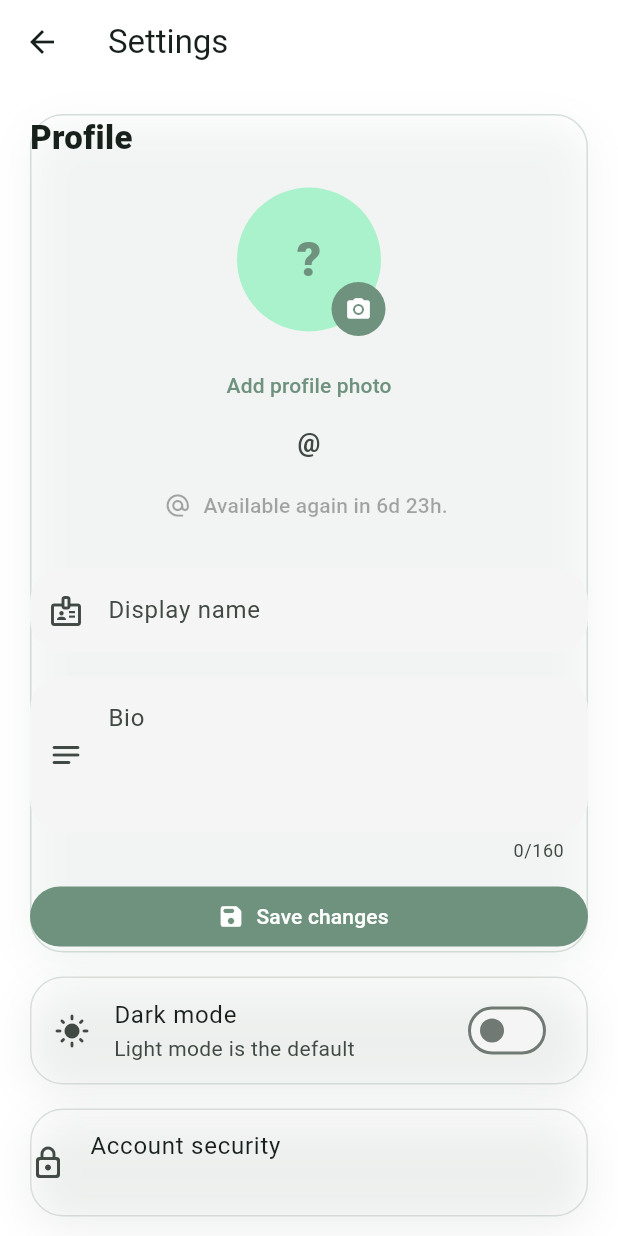
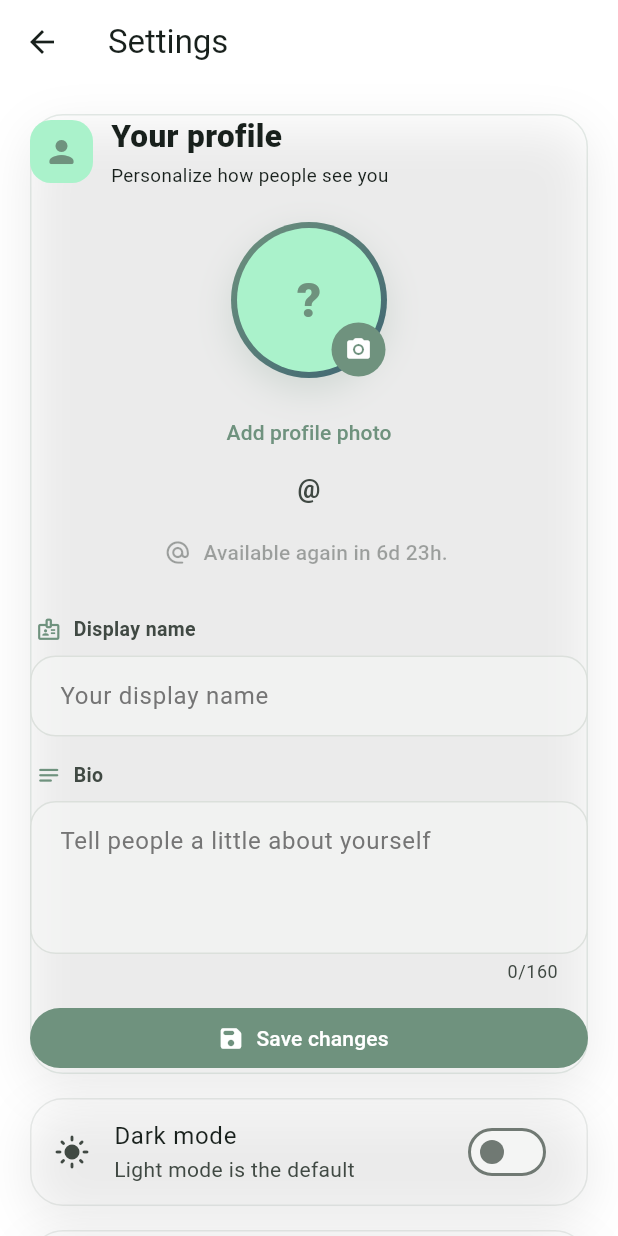
Before and after one commit to Vedant2402/ConnectUs, a Flutter app: the SettingsScreen screen opened directly, on a phone screen of 412 x 824 dp. Run offline on Flutter 3.47's test engine with Material 3 defaults, Android fonts, the phone set to English and light mode, and no system bars; our stand-ins replace firebase_core, firebase_crashlytics, firebase_messaging, flutter_dotenv, image_picker, supabase_flutter; missing offline and left inert: crop_your_image, liquid_glass_widgets; accounts and stored records are empty; network calls fail.

Commit message:
Modernize profile settings design

```diff
--- a/connectus_app/lib/features/settings/presentation/settings_screen.dart
+++ b/connectus_app/lib/features/settings/presentation/settings_screen.dart
@@ -406,13 +406,13 @@ class _SettingsScreenState extends State<SettingsScreen> {
       decoration: BoxDecoration(
         borderRadius: BorderRadius.circular(22),
         border: Border.all(
-          color: tint.withValues(alpha: highlighted ? 0.28 : 0.18),
+          color: tint.withValues(alpha: highlighted ? 0.18 : 0.12),
         ),
         boxShadow: [
           BoxShadow(
-            color: tint.withValues(alpha: 0.10),
-            blurRadius: 24,
-            offset: const Offset(0, 8),
+            color: colors.shadow.withValues(alpha: 0.08),
+            blurRadius: 28,
+            offset: const Offset(0, 10),
           ),
         ],
       ),
@@ -421,15 +421,62 @@ class _SettingsScreenState extends State<SettingsScreen> {
         padding: padding,
         shape: const LiquidRoundedSuperellipse(borderRadius: 22),
         settings: LiquidGlassSettings(
-          glassColor: tint.withValues(alpha: highlighted ? 0.14 : 0.09),
-          blur: 10,
-          thickness: 18,
-          lightIntensity: 0.65,
-          glowIntensity: 0.55,
+          glassColor: colors.surface.withValues(alpha: 0.82),
+          blur: 14,
+          thickness: 16,
+          lightIntensity: 0.72,
+          glowIntensity: 0.42,
           shadowElevation: 2,
           platformViewFallbackColor: colors.surfaceContainerHigh,
         ),
         child: child,
+      ),
+    );
+  }
+
+  Widget buildFieldLabel(IconData icon, String label) {
+    final colors = Theme.of(context).colorScheme;
+
+    return Padding(
+      padding: const EdgeInsets.only(left: 4, bottom: 8),
+      child: Row(
+        children: [
+          Icon(icon, size: 17, color: colors.primary),
+          const SizedBox(width: 8),
+          Text(
+            label,
+            style: TextStyle(
+              fontSize: 13,
+              fontWeight: FontWeight.w700,
+              color: colors.onSurfaceVariant,
+            ),
+          ),
+        ],
+      ),
+    );
+  }
+
+  InputDecoration modernFieldDecoration(String hint) {
+    final colors = Theme.of(context).colorScheme;
+
+    return InputDecoration(
+      hintText: hint,
+      filled: true,
+      fillColor: colors.surfaceContainerHighest.withValues(alpha: 0.72),
+      contentPadding: const EdgeInsets.symmetric(horizontal: 16, vertical: 15),
+      border: OutlineInputBorder(
+        borderRadius: BorderRadius.circular(17),
+        borderSide: BorderSide.none,
+      ),
+      enabledBorder: OutlineInputBorder(
+        borderRadius: BorderRadius.circular(17),
+        borderSide: BorderSide(
+          color: colors.outlineVariant.withValues(alpha: 0.45),
+        ),
+      ),
+      focusedBorder: OutlineInputBorder(
+        borderRadius: BorderRadius.circular(17),
+        borderSide: BorderSide(color: colors.primary, width: 1.6),
       ),
     );
   }
@@ -455,17 +502,71 @@ class _SettingsScreenState extends State<SettingsScreen> {
                     child: Column(
                       crossAxisAlignment: CrossAxisAlignment.start,
                       children: [
-                        const Text(
-                          'Profile',
+                        Row(
+                          children: [
+                            Container(
+                              width: 42,
+                              height: 42,
+                              decoration: BoxDecoration(
+                                color: Theme.of(
+                                  context,
+                                ).colorScheme.primaryContainer,
+                                borderRadius: BorderRadius.circular(14),
+                              ),
+                              child: Icon(
+                                Icons.person_rounded,
+                                color: Theme.of(context).colorScheme.primary,
+                              ),
+                            ),
+                            const SizedBox(width: 12),
+                            const Column(
+                              crossAxisAlignment: CrossAxisAlignment.start,
+                              children: [
+                                Text(
+                                  'Your profile',
                                   style: TextStyle(
-                            fontSize: 22,
+                                    fontSize: 21,
                                     fontWeight: FontWeight.w800,
                                   ),
                                 ),
-                        const SizedBox(height: 18),
+                                SizedBox(height: 2),
+                                Text(
+                                  'Personalize how people see you',
+                                  style: TextStyle(fontSize: 12.5),
+                                ),
+                              ],
+                            ),
+                          ],
+                        ),
+                        const SizedBox(height: 22),
                         Center(
+                          child: DecoratedBox(
+                            decoration: BoxDecoration(
+                              shape: BoxShape.circle,
+                              gradient: LinearGradient(
+                                colors: [
+                                  Theme.of(context).colorScheme.primary,
+                                  Theme.of(context).colorScheme.tertiary,
+                                ],
+                                begin: Alignment.topLeft,
+                                end: Alignment.bottomRight,
+                              ),
+                              boxShadow: [
+                                BoxShadow(
+                                  color: Theme.of(
+                                    context,
+                                  ).colorScheme.primary.withValues(alpha: 0.22),
+                                  blurRadius: 20,
+                                  offset: const Offset(0, 8),
+                                ),
+                              ],
+                            ),
+                            child: Padding(
+                              padding: const EdgeInsets.all(4),
                               child: InkWell(
-                            onTap: isUploadingAvatar ? null : showAvatarActions,
+                                onTap: isUploadingAvatar
+                                    ? null
+                                    : showAvatarActions,
                                 borderRadius: BorderRadius.circular(54),
                                 child: Stack(
                                   clipBehavior: Clip.none,
@@ -476,10 +577,13 @@ class _SettingsScreenState extends State<SettingsScreen> {
                                         context,
                                       ).colorScheme.primaryContainer,
                                       backgroundImage:
-                                      avatarUrl != null && avatarUrl!.isNotEmpty
+                                          avatarUrl != null &&
+                                              avatarUrl!.isNotEmpty
                                           ? NetworkImage(avatarUrl!)
                                           : null,
-                                  child: avatarUrl == null || avatarUrl!.isEmpty
+                                      child:
+                                          avatarUrl == null ||
+                                              avatarUrl!.isEmpty
                                           ? Text(
                                               profileInitial,
                                               style: TextStyle(
@@ -504,7 +608,8 @@ class _SettingsScreenState extends State<SettingsScreen> {
                                             ? const SizedBox(
                                                 width: 18,
                                                 height: 18,
-                                            child: CircularProgressIndicator(
+                                                child:
+                                                    CircularProgressIndicator(
                                                       strokeWidth: 2,
                                                       color: Colors.white,
                                                     ),
@@ -517,6 +622,8 @@ class _SettingsScreenState extends State<SettingsScreen> {
                                       ),
                                     ),
                                   ],
+                                ),
+                              ),
                             ),
                           ),
                         ),
@@ -562,24 +669,23 @@ class _SettingsScreenState extends State<SettingsScreen> {
                           ),
                         ),
                         const SizedBox(height: 18),
+                        buildFieldLabel(Icons.badge_outlined, 'Display name'),
                         TextField(
                           controller: displayNameController,
                           textCapitalization: TextCapitalization.words,
-                          decoration: const InputDecoration(
-                            labelText: 'Display name',
-                            prefixIcon: Icon(Icons.badge_outlined),
+                          decoration: modernFieldDecoration(
+                            'Your display name',
                           ),
                         ),
                         const SizedBox(height: 16),
+                        buildFieldLabel(Icons.notes_rounded, 'Bio'),
                         TextField(
                           controller: bioController,
                           maxLength: 160,
                           minLines: 3,
                           maxLines: 5,
-                          decoration: const InputDecoration(
-                            labelText: 'Bio',
-                            alignLabelWithHint: true,
-                            prefixIcon: Icon(Icons.notes_rounded),
+                          decoration: modernFieldDecoration(
+                            'Tell people a little about yourself',
                           ),
                         ),
                         const SizedBox(height: 12),
```
Lines whose indentation alone changed are shown as unchanged.
